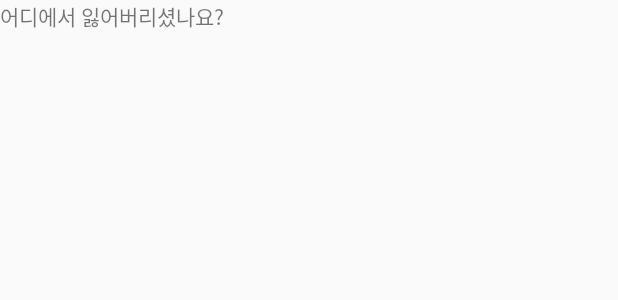
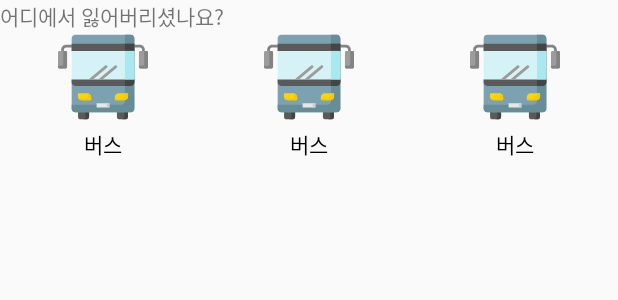
Before and after one commit to CoBita/Lost, an Android app: the layout acquire_place_fr.xml on its own in the app's theme, with its tools: preview values and no code run, on a phone screen of 412 x 824 dp. Shown: the top 300 px of the screen. Run offline under Robolectric (Android 15) with nearby library versions, the phone set to English and light mode, and no system bars.

Commit message:
- acquire Code RecyclerView 적용

```diff
--- a/app/src/main/java/com/bita/lost/repo/AcquireRepository.kt
+++ b/app/src/main/java/com/bita/lost/repo/AcquireRepository.kt
@@ -14,7 +14,7 @@ class AcquireRepositoryImpl : AcquireRepository {
     override suspend fun getAcquirePlaceCode(): ArrayList<AcquirePlaceData> = withContext(Dispatchers.Default) {
         val acquirePlaceCodeList = arrayListOf<AcquirePlaceData>()
         AcquirePlaceCode.values().forEach {
-            acquirePlaceCodeList.add(AcquirePlaceData(it.name, it.code))
+            acquirePlaceCodeList.add(AcquirePlaceData(it.description, it.code, it.icon))
         }
         return@withContext acquirePlaceCodeList
     }
--- a/app/src/main/java/com/bita/lost/repo/data/AcquirePlaceData.kt
+++ b/app/src/main/java/com/bita/lost/repo/data/AcquirePlaceData.kt
@@ -2,5 +2,9 @@
 
 package com.bita.lost.repo.data
 
+import androidx.annotation.DrawableRes
+
 data class AcquirePlaceData(val name: String,
-                            val code: String)
+                            val code: String,
+                            @DrawableRes
+                            val icon: Int)
--- a/app/src/main/res/layout/acquire_list_item.xml
+++ b/app/src/main/res/layout/acquire_list_item.xml
@@ -1,8 +1,18 @@
 <?xml version="1.0" encoding="utf-8"?>
-<androidx.constraintlayout.widget.ConstraintLayout xmlns:android="http://schemas.android.com/apk/res/android"
+<layout xmlns:android="http://schemas.android.com/apk/res/android"
     xmlns:app="http://schemas.android.com/apk/res-auto"
-    xmlns:tools="http://schemas.android.com/tools"
-    android:layout_width="wrap_content"
+    xmlns:tools="http://schemas.android.com/tools">
+
+    <data>
+
+        <variable
+            name="item"
+            type="com.bita.lost.repo.data.AcquirePlaceData" />
+
+    </data>
+
+    <androidx.constraintlayout.widget.ConstraintLayout
+        android:layout_width="match_parent"
         android:layout_height="wrap_content">
 
         <androidx.appcompat.widget.AppCompatTextView
@@ -10,7 +20,9 @@
             android:layout_height="wrap_content"
             android:drawablePadding="4dp"
             android:gravity="center"
+            android:text="@{item.name}"
             android:textColor="@color/black"
+            app:drawableTop="@{item.icon}"
             app:layout_constraintBottom_toBottomOf="parent"
             app:layout_constraintEnd_toEndOf="parent"
             app:layout_constraintStart_toStartOf="parent"
@@ -19,3 +31,4 @@
             tools:text="버스" />
 
     </androidx.constraintlayout.widget.ConstraintLayout>
+</layout>
--- a/app/src/main/res/layout/acquire_place_fr.xml
+++ b/app/src/main/res/layout/acquire_place_fr.xml
@@ -2,6 +2,14 @@
 <layout xmlns:android="http://schemas.android.com/apk/res/android"
     xmlns:app="http://schemas.android.com/apk/res-auto"
     xmlns:tools="http://schemas.android.com/tools">
+
+    <data>
+
+        <variable
+            name="vm"
+            type="com.bita.lost.ui.main.AcquirePlaceViewModel" />
+
+    </data>
 
     <androidx.constraintlayout.widget.ConstraintLayout
         android:layout_width="match_parent"
@@ -20,10 +28,14 @@
             android:id="@+id/recycler"
             android:layout_width="match_parent"
             android:layout_height="0dp"
+            app:acquirePlaceList="@{vm.codeList}"
+            app:layoutManager="androidx.recyclerview.widget.GridLayoutManager"
             app:layout_constraintBottom_toBottomOf="parent"
             app:layout_constraintEnd_toEndOf="parent"
             app:layout_constraintStart_toStartOf="parent"
-            app:layout_constraintTop_toBottomOf="@id/info" />
+            app:layout_constraintTop_toBottomOf="@id/info"
+            app:spanCount="3"
+            tools:listitem="@layout/acquire_list_item" />
 
 
     </androidx.constraintlayout.widget.ConstraintLayout>
```
Also changed, not shown: app/src/main/java/com/bita/lost/base/SingleAdapter.kt (added, +74 -0 lines), app/src/main/java/com/bita/lost/repo/AcquirePlaceCode.kt (+11 -9 lines), app/src/main/java/com/bita/lost/ui/main/AcquirePlaceAdapter.kt (added, +41 -0 lines), app/src/main/java/com/bita/lost/ui/main/AcquirePlaceBindingAdapter.kt (added, +32 -0 lines), app/src/main/java/com/bita/lost/ui/main/AcquirePlaceFr.kt (+7 -0 lines), app/src/main/java/com/bita/lost/ui/main/AcquirePlaceViewModel.kt (+7 -1 lines). Lines whose indentation alone changed are shown as unchanged.
